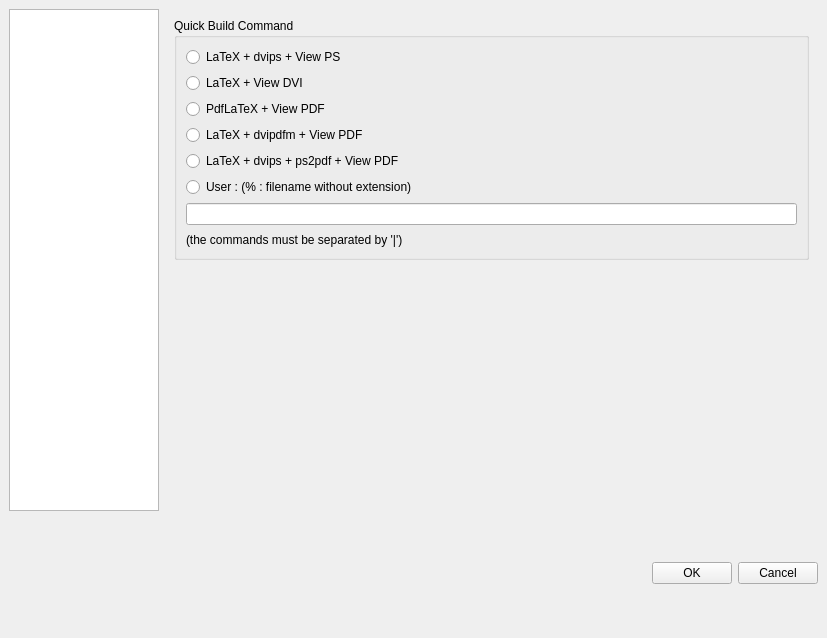
Above: configdialog.ui from svn2github/texstudio-trunk before the change. Below: the same form after it.
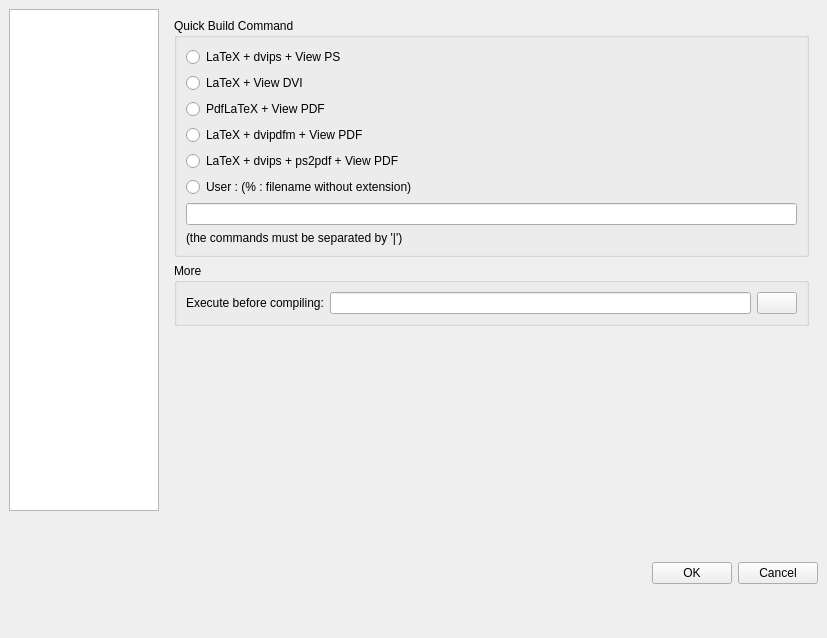
That is the form after the change. The open tabs and pages were chosen to show the change. Icons and pictures are not drawn.

Patch:
```diff
--- a/configdialog.ui
+++ b/configdialog.ui
@@ -518,6 +518,42 @@
          </layout>
         </widget>
        </item>
+       <item>
+        <widget class="QGroupBox" name="groupBox_4" >
+         <property name="title" >
+          <string>More</string>
+         </property>
+         <layout class="QHBoxLayout" name="horizontalLayout" >
+          <item>
+           <widget class="QLabel" name="label_2" >
+            <property name="text" >
+             <string>Execute before compiling:</string>
+            </property>
+           </widget>
+          </item>
+          <item>
+           <widget class="QLineEdit" name="lineEditExecuteBeforeCompiling" />
+          </item>
+          <item>
+           <widget class="QPushButton" name="pushButtonExecuteBeforeCompiling" >
+            <property name="text" >
+             <string/>
+            </property>
+            <property name="icon" >
+             <iconset resource="../source/texmaker-1.7/texmaker-1.7/texmaker.qrc" >
+              <normaloff>:/images/fileopen.png</normaloff>:/images/fileopen.png</iconset>
+            </property>
+            <property name="iconSize" >
+             <size>
+              <width>16</width>
+              <height>16</height>
+             </size>
+            </property>
+           </widget>
+          </item>
+         </layout>
+        </widget>
+       </item>
        <item>
         <spacer>
          <property name="orientation" >
```
Left out of the diff: 2 changed lines with no effect on the pictures.
